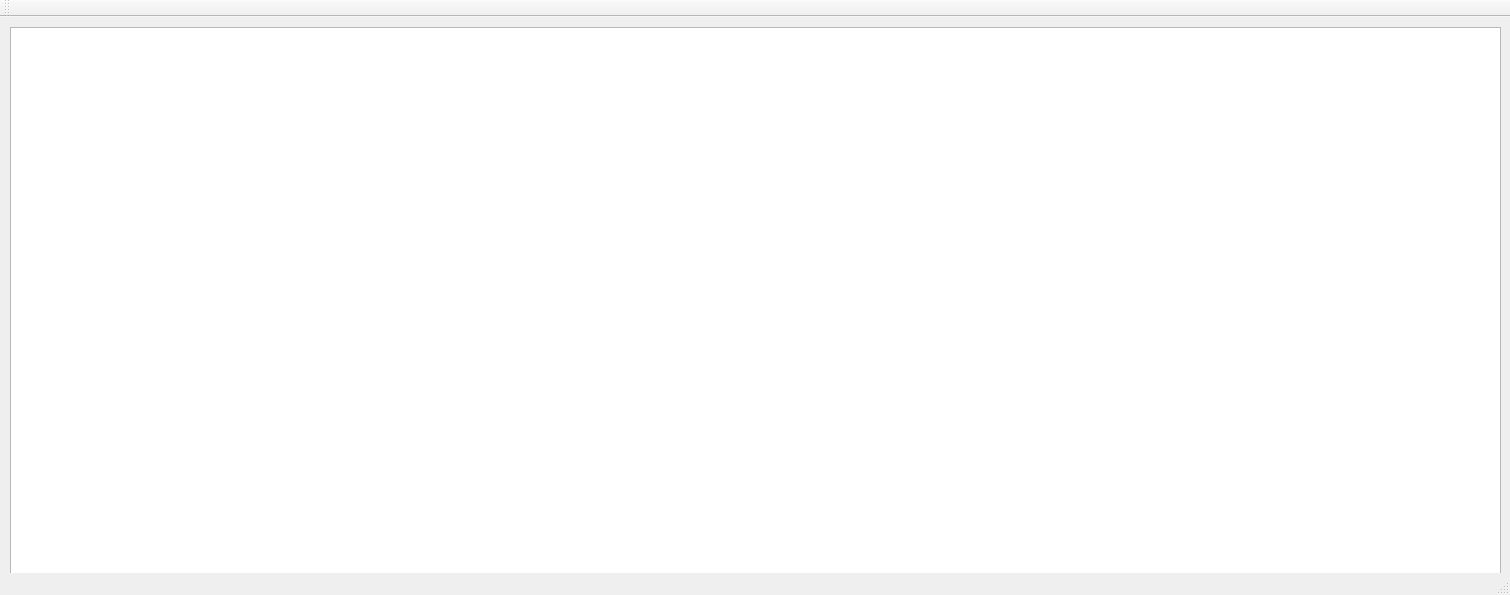
Old version of the form mainwindow.ui in the repository wszechmogacy/photometric-curves.
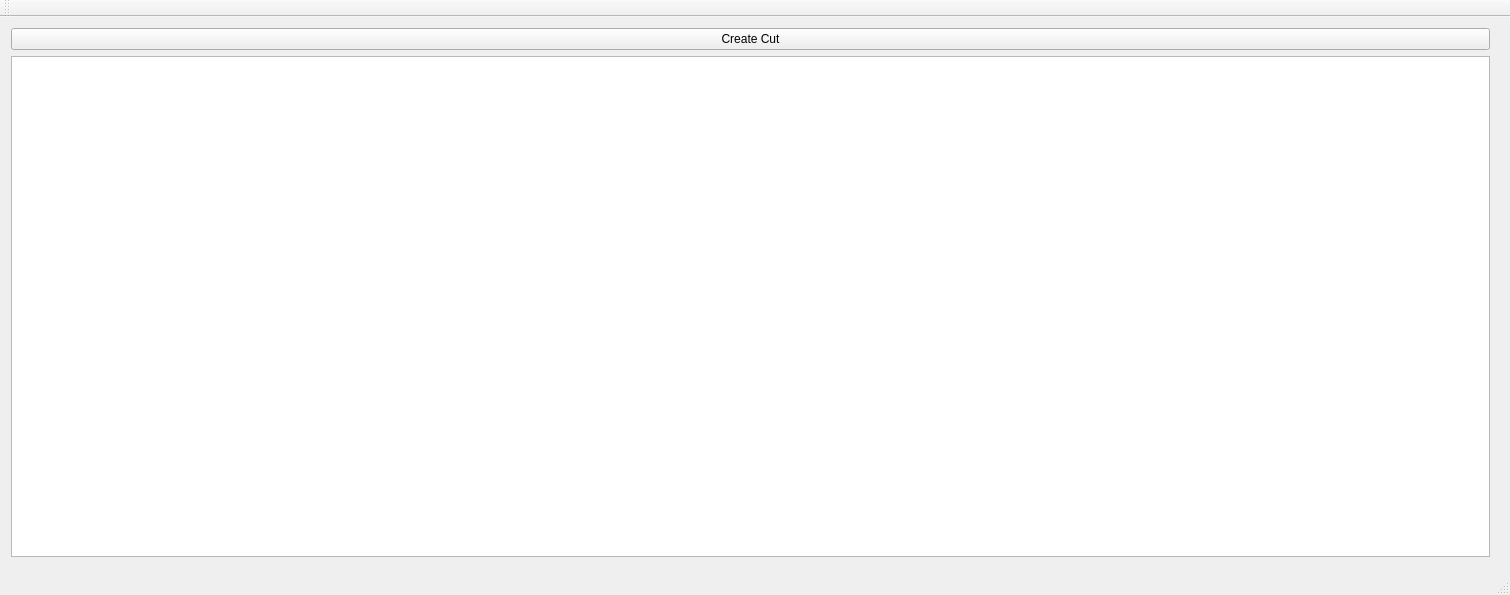
New version of the form.

Commit message: Add handling button to show graph

```diff
--- a/mainwindow.ui
+++ b/mainwindow.ui
@@ -14,21 +14,27 @@
    <string>MainWindow</string>
   </property>
   <widget class="QWidget" name="centralWidget">
-   <widget class="QTableWidget" name="dataTable">
+   <widget class="QWidget" name="verticalLayoutWidget">
     <property name="geometry">
      <rect>
-      <x>10</x>
-      <y>10</y>
-      <width>1491</width>
-      <height>561</height>
+      <x>0</x>
+      <y>0</y>
+      <width>1501</width>
+      <height>551</height>
      </rect>
     </property>
-    <attribute name="horizontalHeaderCascadingSectionResizes">
-     <bool>true</bool>
-    </attribute>
-    <attribute name="verticalHeaderCascadingSectionResizes">
-     <bool>true</bool>
-    </attribute>
+    <layout class="QVBoxLayout" name="verticalLayout">
+     <item>
+      <widget class="QPushButton" name="cutButton">
+       <property name="text">
+        <string>Create Cut</string>
+       </property>
+      </widget>
+     </item>
+     <item>
+      <widget class="QTableWidget" name="dataTable"/>
+     </item>
+    </layout>
    </widget>
   </widget>
   <widget class="QMenuBar" name="menuBar">
```
The commit also changes 2 other files.
